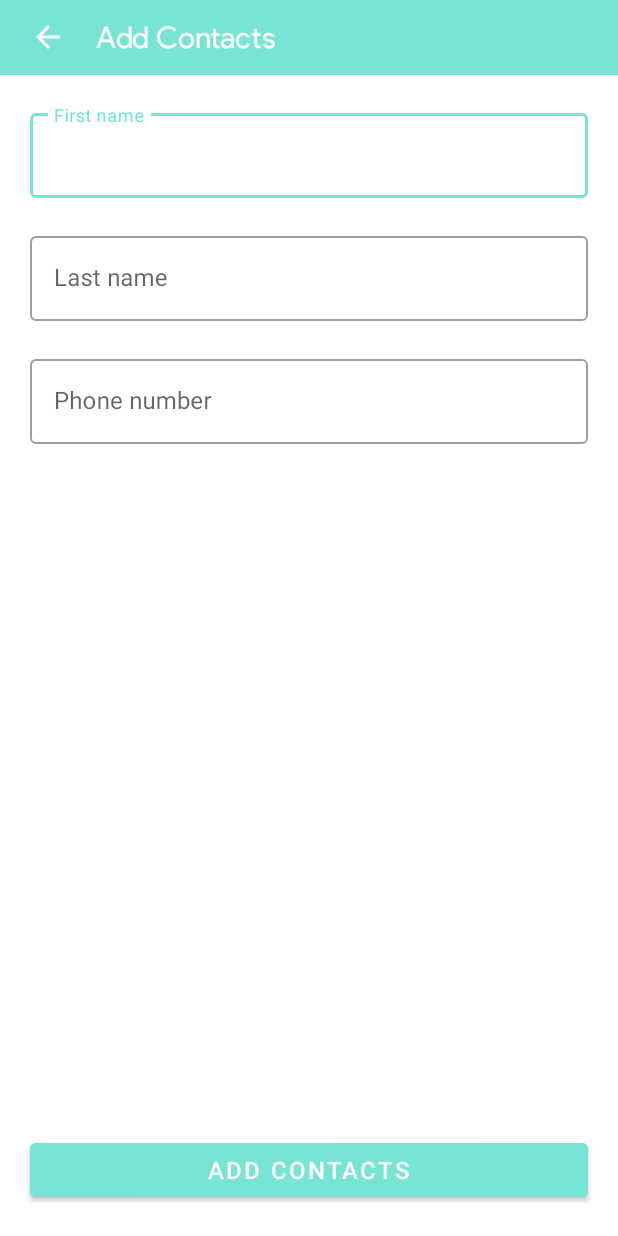
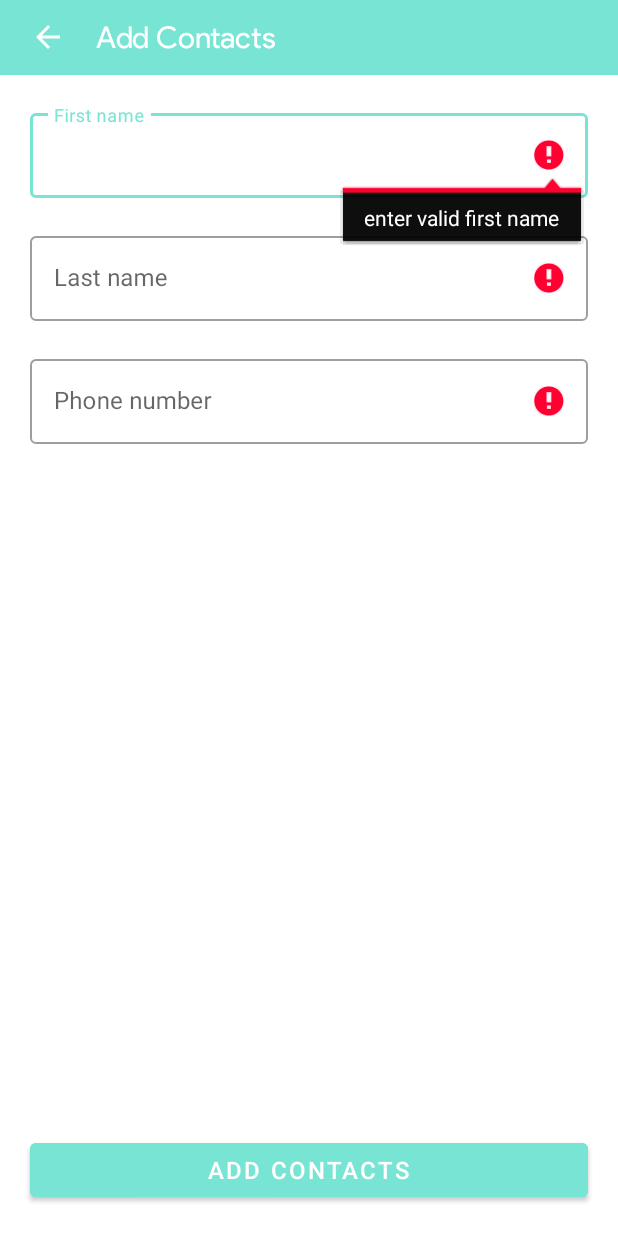
Before and after one commit to sainath-AI/MyContactList, an Android app: the InsertContacts screen opened directly, with no data from a screen before it, after a tap on "ADD CONTACTS", on a phone screen of 412 x 824 dp. Run offline under Robolectric (Android 15) with nearby library versions, the light colour scheme and no system bars.

Commit message:
Minor disegn changes and validation checks

```diff
--- a/MyContactList_Daytona/app/src/main/java/com/masai/sainath/mycontactlist_daytona/ui/InsertContacts.kt
+++ b/MyContactList_Daytona/app/src/main/java/com/masai/sainath/mycontactlist_daytona/ui/InsertContacts.kt
@@ -4,6 +4,7 @@ import android.content.Intent
 import androidx.appcompat.app.AppCompatActivity
 import android.os.Bundle
 import android.view.View
+import android.widget.Toast
 import androidx.activity.viewModels
 import androidx.fragment.app.viewModels
 import com.masai.sainath.mycontactlist_daytona.R
@@ -37,12 +38,15 @@ class InsertContacts : AppCompatActivity() {
         val lastName=binding.lastname.text.toString()
         val PhNo=binding.phNumber.text.toString()
 
-        val contactEntity=ContactEntity(firstName,lastName,PhNo)
-        CoroutineScope(Dispatchers.IO).launch {
-            viewModel.addContacts(contactEntity)
-        }
+
         if(isCredentialsValid()) {
             val intent = Intent(this, MainActivity::class.java)
+            val contactEntity=ContactEntity(firstName,lastName,PhNo)
+            CoroutineScope(Dispatchers.IO).launch {
+                viewModel.addContacts(contactEntity)
+            }
+            Toast.makeText(this, "Contact Added successfully", Toast.LENGTH_SHORT).show()
+
             startActivity(intent)
             finish()
         }
@@ -52,17 +56,20 @@ class InsertContacts : AppCompatActivity() {
     private fun isCredentialsValid(): Boolean {
         var isDataValid = true
         if (binding.firstname.text.toString().isEmpty()) {
+            binding.firstname.setError("enter valid first name");
 
             isDataValid = false
         }
 
         if (binding.lastname.text.toString().isEmpty()) {
+            binding.lastname.setError("enter valid last name");
 
             isDataValid = false
 
         }
 
-        if (binding.phNumber.text.toString().isEmpty() ) {
+        if (binding.phNumber.text.toString().isEmpty()|| binding.phNumber.text?.length!=10 ) {
+            binding.phNumber.setError("enter valid 10 digit Ph Number");
             isDataValid = false
         }
 
--- a/MyContactList_Daytona/app/src/main/res/layout/contact_items.xml
+++ b/MyContactList_Daytona/app/src/main/res/layout/contact_items.xml
@@ -11,9 +11,11 @@
         android:layout_width="50dp"
         android:layout_height="50dp"
         android:background="@drawable/redshape"
-        android:text="AB"
+        android:text="@string/ab"
         android:gravity="center"
-        android:textSize="26dp"
+        android:textSize="26sp"
+        android:textAllCaps="true"
+        android:textColor="@color/white"
         android:src="@drawable/proflier"
         />
 
--- a/MyContactList_Daytona/app/src/main/res/values/strings.xml
+++ b/MyContactList_Daytona/app/src/main/res/values/strings.xml
@@ -9,4 +9,5 @@
     <string name="contacts">Contacts</string>
     <string name="todo">TODO</string>
     <string name="no_contacts_available">No Contacts Available</string>
+    <string name="ab">AB</string>
 </resources>
```
Also changed, not shown: MyContactList_Daytona/app/src/main/java/com/masai/sainath/mycontactlist_daytona/ui/DetailsContacts.kt (+13 -7 lines).
